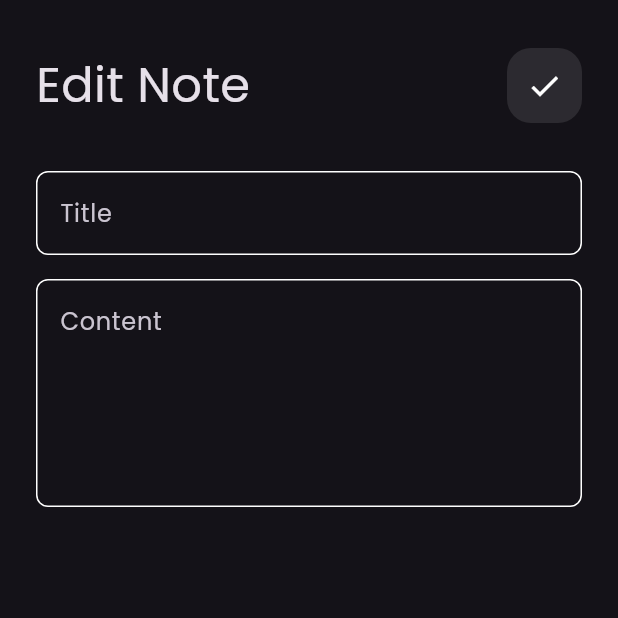
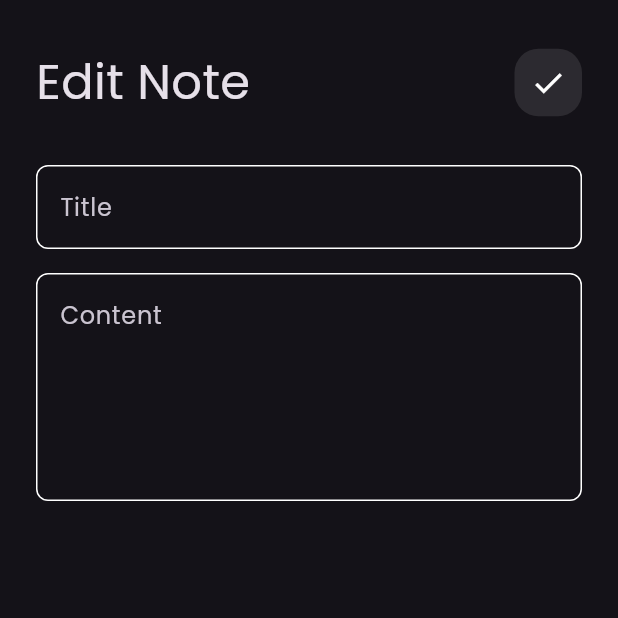
Before and after one commit to moustafa3laa2/notes_app, a Flutter app: the EditNoteView screen opened directly, on a phone screen of 412 x 824 dp, the top half of it. Run offline on Flutter 3.47's test engine with Material 3 defaults, Android fonts, the phone set to English and light mode, and no system bars; our stand-ins replace font_awesome_flutter.

```diff
--- a/lib/widgets/custom_app_bar.dart
+++ b/lib/widgets/custom_app_bar.dart
@@ -14,8 +14,8 @@ class CustomAppBAr extends StatelessWidget {
           style: const TextStyle(fontSize: 32),
         ),
         Container(
-          height: 50,
-          width: 50,
+          height: 45,
+          width: 45,
           decoration: BoxDecoration(
             borderRadius: BorderRadius.circular(16),
             color: Colors.white.withOpacity(.1),
```
Also changed, not shown: lib/models/note_item_model.dart (added, +12 -0 lines).
